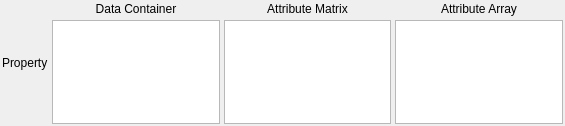
The window that Source/DREAM3DWidgetsLib/FilterParameterWidgets/UI_Files/DataContainerArrayProxyWidget.ui (BlueQuartzSoftware/DREAM3D) describes before a commit, drawn with Qt 5.
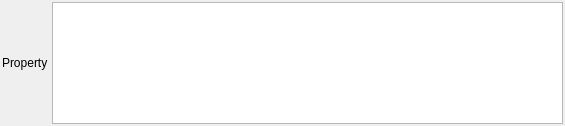
The same window after the commit.

Commit message: Initial Working version of the DataContainerArrayProxyWidget. Can be used with the DataContainerReader and also as a generic MultiArray selection Widget. Started to add the EbsdToH5Ebsd widget also. Nothing is really hooked up for this filter parameter widget.

Patch:
```diff
--- a/Source/DREAM3DWidgetsLib/FilterParameterWidgets/UI_Files/DataContainerArrayProxyWidget.ui
+++ b/Source/DREAM3DWidgetsLib/FilterParameterWidgets/UI_Files/DataContainerArrayProxyWidget.ui
@@ -13,92 +13,51 @@
   <property name="windowTitle">
    <string>DataContainerArrayProxyWidget</string>
   </property>
-  <layout class="QGridLayout" name="gridLayout">
-   <property name="margin">
-    <number>2</number>
-   </property>
+  <layout class="QHBoxLayout" name="horizontalLayout">
    <property name="spacing">
     <number>4</number>
    </property>
-   <item row="0" column="1">
-    <widget class="QLabel" name="label_4">
-     <property name="text">
-      <string>Data Container</string>
-     </property>
-     <property name="alignment">
-      <set>Qt::AlignCenter</set>
-     </property>
-    </widget>
-   </item>
-   <item row="0" column="2">
-    <widget class="QLabel" name="label_2">
-     <property name="text">
-      <string>Attribute Matrix</string>
-     </property>
-     <property name="alignment">
-      <set>Qt::AlignCenter</set>
-     </property>
-    </widget>
-   </item>
-   <item row="0" column="3">
-    <widget class="QLabel" name="label_3">
-     <property name="text">
-      <string>Attribute Array</string>
-     </property>
-     <property name="alignment">
-      <set>Qt::AlignCenter</set>
-     </property>
-    </widget>
-   </item>
-   <item row="1" column="1">
-    <widget class="QListWidget" name="dataContainerList">
-     <property name="minimumSize">
-      <size>
-       <width>150</width>
-       <height>0</height>
-      </size>
-     </property>
-     <property name="editTriggers">
-      <set>QAbstractItemView::EditKeyPressed|QAbstractItemView::SelectedClicked</set>
-     </property>
-    </widget>
-   </item>
-   <item row="1" column="2">
-    <widget class="QListWidget" name="attributeMatrixList">
-     <property name="minimumSize">
-      <size>
-       <width>150</width>
-       <height>0</height>
-      </size>
-     </property>
-     <property name="editTriggers">
-      <set>QAbstractItemView::EditKeyPressed|QAbstractItemView::SelectedClicked</set>
-     </property>
-    </widget>
-   </item>
-   <item row="1" column="3">
-    <widget class="QListWidget" name="attributeArrayList">
-     <property name="minimumSize">
-      <size>
-       <width>150</width>
-       <height>0</height>
-      </size>
-     </property>
-     <property name="editTriggers">
-      <set>QAbstractItemView::EditKeyPressed|QAbstractItemView::SelectedClicked</set>
-     </property>
-     <property name="uniformItemSizes">
-      <bool>true</bool>
-     </property>
-    </widget>
-   </item>
-   <item row="0" column="0" rowspan="2">
+   <property name="leftMargin">
+    <number>2</number>
+   </property>
+   <property name="topMargin">
+    <number>2</number>
+   </property>
+   <property name="rightMargin">
+    <number>2</number>
+   </property>
+   <property name="bottomMargin">
+    <number>2</number>
+   </property>
+   <item>
     <widget class="QLabel" name="label">
      <property name="text">
       <string>Property</string>
      </property>
     </widget>
    </item>
+   <item>
+    <widget class="QColumnView" name="dcaProxyView">
+     <property name="editTriggers">
+      <set>QAbstractItemView::NoEditTriggers</set>
+     </property>
+     <property name="alternatingRowColors">
+      <bool>true</bool>
+     </property>
+     <property name="selectionMode">
+      <enum>QAbstractItemView::SingleSelection</enum>
+     </property>
+     <property name="verticalScrollMode">
+      <enum>QAbstractItemView::ScrollPerPixel</enum>
+     </property>
+     <property name="horizontalScrollMode">
+      <enum>QAbstractItemView::ScrollPerPixel</enum>
+     </property>
+     <property name="resizeGripsVisible">
+      <bool>true</bool>
+     </property>
+    </widget>
+   </item>
   </layout>
  </widget>
  <resources/>
```
The commit also changes 81 other files.
